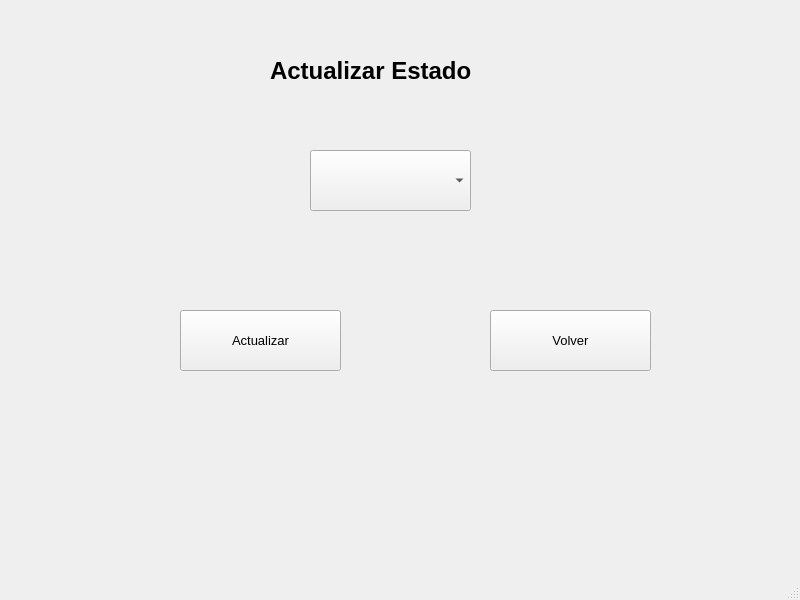
Before: the Qt Designer form src/vista/Ui/VistaActualizarEstado.ui in AdrianUnileon/Taller-Mecanico, drawn with Qt 5.
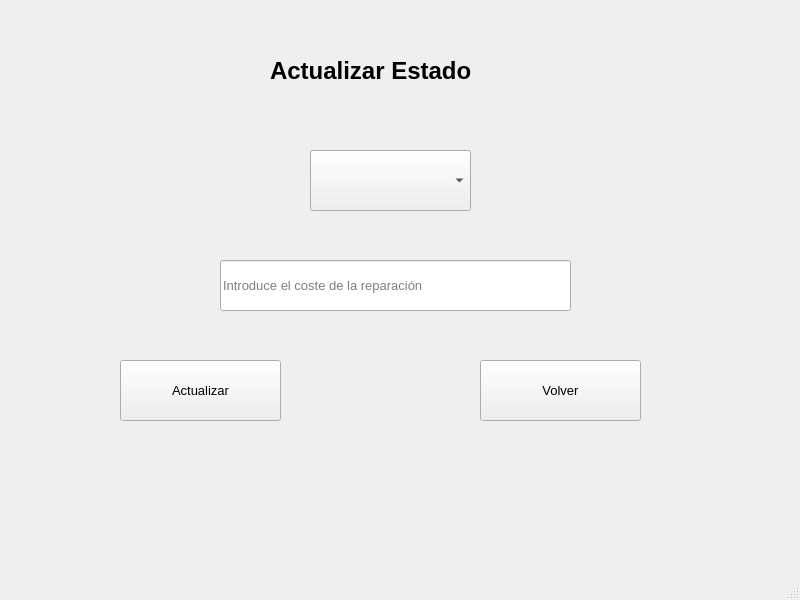
After: the same form once the commit is applied.

```diff
--- a/src/vista/Ui/VistaActualizarEstado.ui
+++ b/src/vista/Ui/VistaActualizarEstado.ui
@@ -38,8 +38,8 @@
    <widget class="QPushButton" name="btnActualizar">
     <property name="geometry">
      <rect>
-      <x>180</x>
-      <y>310</y>
+      <x>120</x>
+      <y>360</y>
       <width>161</width>
       <height>61</height>
      </rect>
@@ -57,8 +57,8 @@
    <widget class="QPushButton" name="btnVolver">
     <property name="geometry">
      <rect>
-      <x>490</x>
-      <y>310</y>
+      <x>480</x>
+      <y>360</y>
       <width>161</width>
       <height>61</height>
      </rect>
@@ -89,6 +89,25 @@
      </font>
     </property>
    </widget>
+   <widget class="QLineEdit" name="CosteReparacion">
+    <property name="geometry">
+     <rect>
+      <x>220</x>
+      <y>260</y>
+      <width>351</width>
+      <height>51</height>
+     </rect>
+    </property>
+    <property name="font">
+     <font>
+      <family>Segoe UI</family>
+      <pointsize>10</pointsize>
+     </font>
+    </property>
+    <property name="placeholderText">
+     <string>Introduce el coste de la reparación</string>
+    </property>
+   </widget>
   </widget>
   <widget class="QMenuBar" name="menubar">
    <property name="geometry">
```
